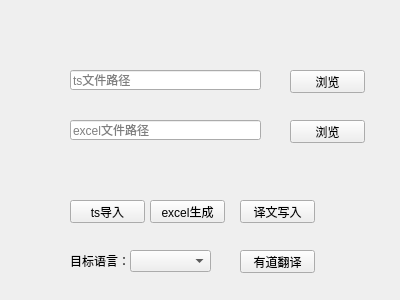
Before: the Qt Designer form Source/MainApps/TSFileEditor/MainWindow.ui in Longxr/TSFileEditor, drawn with Qt 5.
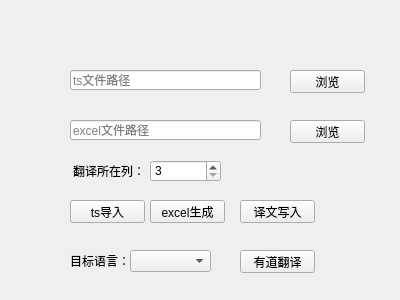
After: the same form once the commit is applied.

Diff of the .ui file:
```diff
--- a/Source/MainApps/TSFileEditor/MainWindow.ui
+++ b/Source/MainApps/TSFileEditor/MainWindow.ui
@@ -141,6 +141,32 @@
      <string>ts导入</string>
     </property>
    </widget>
+   <widget class="QSpinBox" name="transSpinBox">
+    <property name="geometry">
+     <rect>
+      <x>150</x>
+      <y>160</y>
+      <width>71</width>
+      <height>22</height>
+     </rect>
+    </property>
+    <property name="minimum">
+     <number>3</number>
+    </property>
+   </widget>
+   <widget class="QLabel" name="label_2">
+    <property name="geometry">
+     <rect>
+      <x>73</x>
+      <y>160</y>
+      <width>71</width>
+      <height>21</height>
+     </rect>
+    </property>
+    <property name="text">
+     <string>翻译所在列：</string>
+    </property>
+   </widget>
   </widget>
  </widget>
  <layoutdefault spacing="6" margin="11"/>
```
